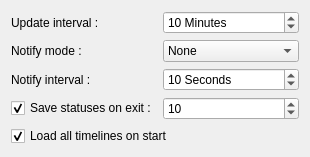
This is src/prefs_base.ui in mtux/choqok-old as Qt 5 draws it before an edit. The edited form follows.
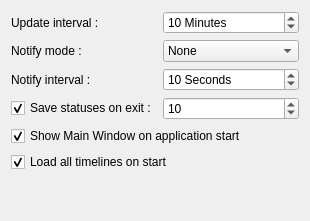
This is the edited form. Custom widgets are drawn as their Qt base class.

```diff
--- a/src/prefs_base.ui
+++ b/src/prefs_base.ui
@@ -6,7 +6,7 @@
     <x>0</x>
     <y>0</y>
     <width>310</width>
-    <height>155</height>
+    <height>221</height>
    </rect>
   </property>
   <layout class="QGridLayout" >
@@ -102,7 +102,7 @@
      </property>
     </widget>
    </item>
-   <item row="4" column="0" colspan="3" >
+   <item row="5" column="0" colspan="3" >
     <widget class="QCheckBox" name="kcfg_loadTimeLineOnStart" >
      <property name="text" >
       <string>Load all timelines on start</string>
@@ -112,6 +112,29 @@
      </property>
     </widget>
    </item>
+   <item row="4" column="0" colspan="3" >
+    <widget class="QCheckBox" name="kcfg_showMainWinOnStart" >
+     <property name="text" >
+      <string>Show Main Window on application start</string>
+     </property>
+     <property name="checked" >
+      <bool>true</bool>
+     </property>
+    </widget>
+   </item>
+   <item row="6" column="0" colspan="3" >
+    <spacer name="verticalSpacer" >
+     <property name="orientation" >
+      <enum>Qt::Vertical</enum>
+     </property>
+     <property name="sizeHint" stdset="0" >
+      <size>
+       <width>20</width>
+       <height>40</height>
+      </size>
+     </property>
+    </spacer>
+   </item>
   </layout>
  </widget>
  <layoutdefault spacing="6" margin="11" />
```
